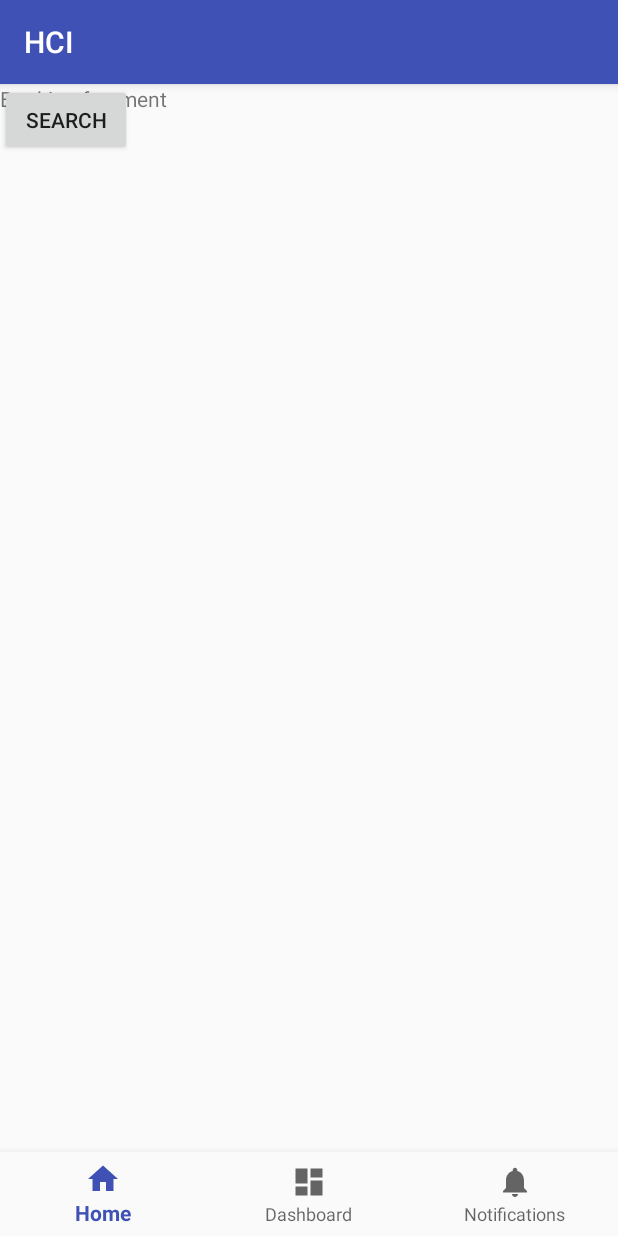
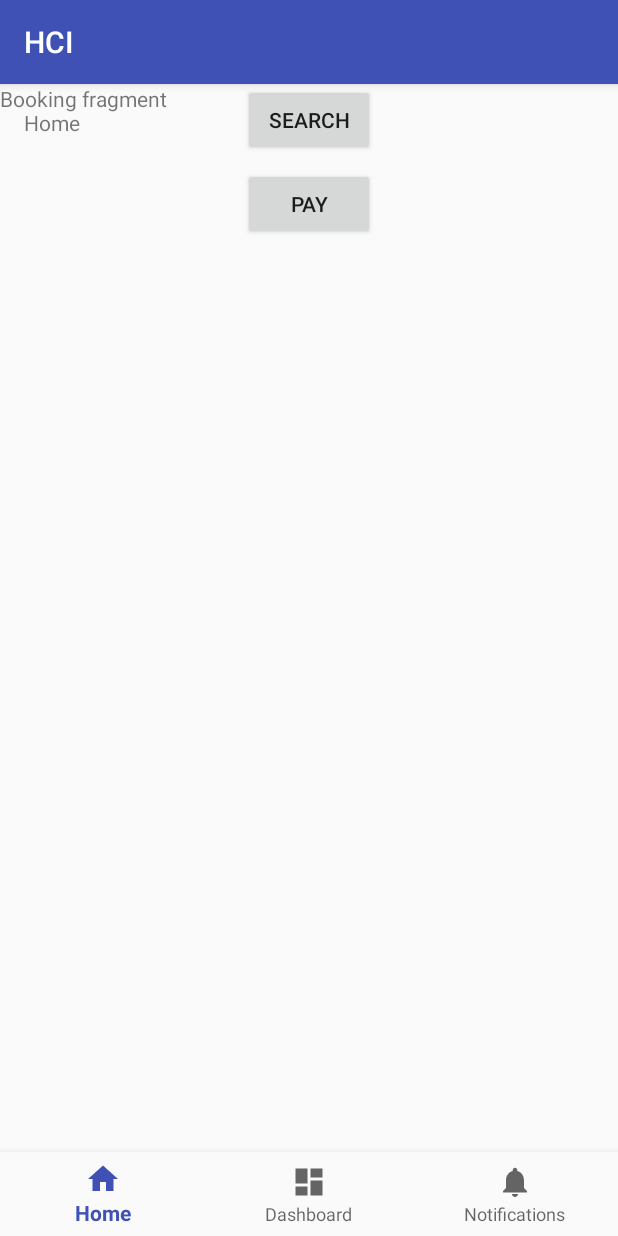
Before and after one commit to seokjunbing/hci, an Android app: the screen it shows after launch (MainActivity), on a phone screen of 412 x 824 dp. Run offline under Robolectric (Android 15) with nearby library versions, the phone set to English and light mode, and no system bars.

```diff
--- a/app/src/main/AndroidManifest.xml
+++ b/app/src/main/AndroidManifest.xml
@@ -21,7 +21,8 @@
         <activity
             android:name=".ChooseBus1Activity"
             android:label="@string/title_activity_choose_bus1"
-            android:theme="@style/AppTheme.NoActionBar"></activity>
+            android:theme="@style/AppTheme.NoActionBar" />
+        <activity android:name=".Payment"></activity>
     </application>
 
 </manifest>
--- a/app/src/main/java/me/junbing/hci/BookingFragment.java
+++ b/app/src/main/java/me/junbing/hci/BookingFragment.java
@@ -66,15 +66,26 @@ public class BookingFragment extends Fragment {
                              Bundle savedInstanceState) {
         // Inflate the layout for this fragment
         View v = inflater.inflate(R.layout.fragment_booking_1, container, false);
-        v.findViewById(R.id.search_button).setOnClickListener(new HandleClick());
+        v.findViewById(R.id.search_button).setOnClickListener(new HandleSearchClick());
+
+        v.findViewById(R.id.pay_button).setOnClickListener(new HandlePayClick());
 
         return v;
     }
 
-    private class HandleClick implements View.OnClickListener {
+    private class HandleSearchClick implements View.OnClickListener {
         public void onClick(View arg0) {
             Toast.makeText(getActivity(), "pressed search", Toast.LENGTH_SHORT).show();
             Intent intent = new Intent(getActivity(), ChooseBus1Activity.class);
+            startActivity(intent);
+
+        }
+    }
+
+    private class HandlePayClick implements View.OnClickListener {
+        public void onClick(View arg0) {
+            Toast.makeText(getActivity(), "pressed pay", Toast.LENGTH_SHORT).show();
+            Intent intent = new Intent(getActivity(), Payment.class);
             startActivity(intent);
 
         }
--- a/app/src/main/res/layout/fragment_booking_1.xml
+++ b/app/src/main/res/layout/fragment_booking_1.xml
@@ -1,19 +1,43 @@
 <FrameLayout xmlns:android="http://schemas.android.com/apk/res/android"
+    xmlns:app="http://schemas.android.com/apk/res-auto"
     xmlns:tools="http://schemas.android.com/tools"
     android:layout_width="match_parent"
     android:layout_height="match_parent"
     tools:context="me.junbing.hci.BookingFragment">
 
     <!-- TODO: Update blank fragment layout -->
+    <android.support.constraint.ConstraintLayout
+        android:layout_width="match_parent"
+        android:layout_height="match_parent">
+
+        <Button
+            android:id="@+id/search_button"
+            android:layout_width="wrap_content"
+            android:layout_height="wrap_content"
+            android:layout_marginEnd="8dp"
+            android:layout_marginStart="8dp"
+            android:text="Search"
+            app:layout_constraintEnd_toEndOf="parent"
+            app:layout_constraintStart_toStartOf="parent"
+            tools:layout_editor_absoluteY="43dp" />
+
         <TextView
+            android:id="@+id/textView"
             android:layout_width="match_parent"
             android:layout_height="match_parent"
             android:text="Booking fragment" />
 
         <Button
-        android:id="@+id/search_button"
+            android:id="@+id/pay_button"
             android:layout_width="wrap_content"
             android:layout_height="wrap_content"
-        android:text="Search" />
+            android:layout_marginEnd="8dp"
+            android:layout_marginStart="8dp"
+            android:layout_marginTop="8dp"
+            android:text="PAY"
+            app:layout_constraintEnd_toEndOf="@+id/textView"
+            app:layout_constraintStart_toStartOf="@+id/textView"
+            app:layout_constraintTop_toBottomOf="@+id/search_button" />
+    </android.support.constraint.ConstraintLayout>
 
 </FrameLayout>
```
Also changed, not shown: app/src/main/java/me/junbing/hci/ChooseBus1Activity.java (+0 -25 lines), app/src/main/java/me/junbing/hci/Payment.java (added, +13 -0 lines), app/src/main/res/layout/activity_payment.xml (added, +122 -0 lines). Lines whose indentation alone changed are shown as unchanged.
